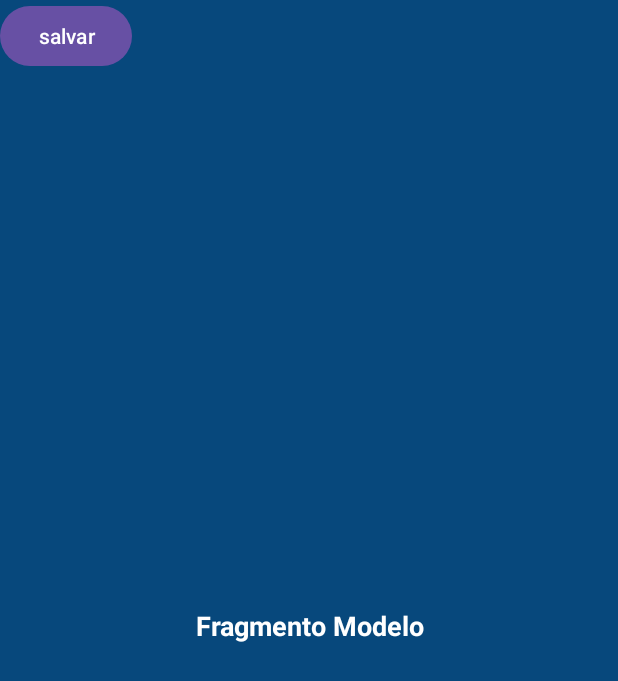
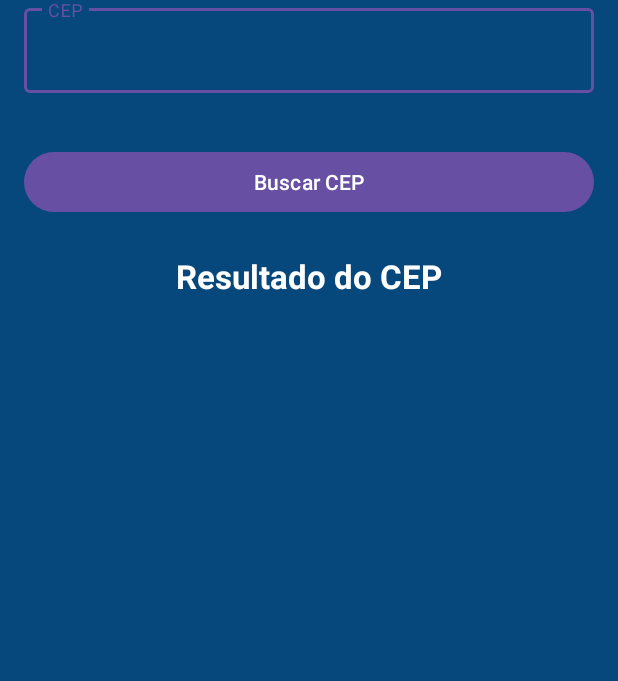
Before and after one commit to paulohddias/vvspdvmobile, an Android app: the fragment ModeloAzulFragment shown on its own in the app's theme, on a phone screen of 412 x 824 dp. Shown: the top 681 px of the screen. Run offline under Robolectric (Android 15) with nearby library versions, the phone set to English and light mode, and no system bars.

Commit message:
Usando API via cep direto no androis

```diff
--- a/appvvspdvmobile/app/src/main/java/devandroid/paulo/appvvspdvmobile/view/ModeloAzulFragment.java
+++ b/appvvspdvmobile/app/src/main/java/devandroid/paulo/appvvspdvmobile/view/ModeloAzulFragment.java
@@ -2,22 +2,35 @@ package devandroid.paulo.appvvspdvmobile.view;
 
 import android.content.res.ColorStateList;
 import android.graphics.Color;
+import android.os.AsyncTask;
 import android.os.Bundle;
 import android.view.LayoutInflater;
 import android.view.View;
 import android.view.ViewGroup;
 import android.widget.Button;
+import android.widget.EditText;
 import android.widget.TextView;
 
 import androidx.fragment.app.Fragment;
+
+import java.io.IOException;
+
 import devandroid.paulo.appvvspdvmobile.R;
+import devandroid.paulo.appvvspdvmobile.json.ApiClient;
+import devandroid.paulo.appvvspdvmobile.model.Cep;
+
+import com.google.gson.Gson;
 
 
 public class ModeloAzulFragment extends Fragment {
 
-    View view;
+    private View view;
 
-    Button btn;
+    private Button btnBuscaCep;
+
+    private EditText editCep;
+
+    private TextView responseTextView;
 
     public ModeloAzulFragment() {
     }
@@ -35,12 +48,43 @@ public class ModeloAzulFragment extends Fragment {
 
         view =  inflater.inflate(R.layout.fragment_azul, container, false);
 
-        TextView txtTitulo = view.findViewById(R.id.txtTitulo);
+        responseTextView = view.findViewById(R.id.responseTextView);
+        btnBuscaCep = view.findViewById(R.id.btnbuscacep);
+        editCep = view.findViewById(R.id.editcep);
 
-        txtTitulo.setTextColor(ColorStateList.valueOf(Color.WHITE));
+
+        btnBuscaCep.setOnClickListener(new View.OnClickListener() {
+            @Override
+            public void onClick(View view) {
+                String cep = editCep.getText().toString();
+
+                new ApiTask().execute("https://viacep.com.br/ws/"+cep+"/json/");
+
+            }
+        });
 
         return view;
     }
 
+    private class ApiTask extends AsyncTask<String, Void, String> {
+
+        @Override
+        protected String doInBackground(String... urls) {
+            try {
+                return ApiClient.getApiResponse(urls[0]);
+            } catch (IOException e) {
+                e.printStackTrace();
+                return "Error: " + e.getMessage();
+            }
+        }
+
+        @Override
+        protected void onPostExecute(String result) {
+            Gson gson = new Gson();
+            Cep cep = gson.fromJson(result, Cep.class);
+            responseTextView.setText(cep.getLogradouro().toString());
+        }
+    }
+
 
 }
--- a/appvvspdvmobile/app/src/main/res/layout/fragment_azul.xml
+++ b/appvvspdvmobile/app/src/main/res/layout/fragment_azul.xml
@@ -3,27 +3,55 @@
     android:layout_width="match_parent"
     android:layout_height="match_parent"
     android:background="#07487C"
-    tools:context=".ModeloAzulFragment">
+    tools:context="view.ModeloAzulFragment">
 
     <!-- Terceiro Passo -->
 
-    <TextView
-        android:id="@+id/txtTitulo"
+    <LinearLayout
         android:layout_width="match_parent"
-        android:layout_height="match_parent"
-        android:gravity="center"
-        android:layout_marginTop="10sp"
-        android:textSize="18sp"
-        android:textStyle="bold"
-        android:textColor="@color/colorPrimary"
-        android:text="@string/modelo_fragment" />
+        android:layout_height="wrap_content"
+        android:orientation="vertical">
 
-    <Button
-        android:id="@+id/bt10"
-        android:layout_width="wrap_content"
-        android:layout_height="wrap_content"
-        android:text="salvar"
-        />
+        <com.google.android.material.textfield.TextInputLayout
+            android:id="@+id/txtcep"
+            android:layout_width="match_parent"
+            android:layout_height="wrap_content"
+            android:layout_marginStart="16dp"
+            android:layout_marginEnd="16dp"
+            android:layout_weight="1">
+
+            <EditText
+                android:id="@+id/editcep"
+                android:layout_width="match_parent"
+                android:layout_height="wrap_content"
+                android:hint="@string/txt_cep"
+                android:inputType="text"
+                android:textColor="#ffff" />
+        </com.google.android.material.textfield.TextInputLayout>
+
+        <com.google.android.material.button.MaterialButton
+            android:id="@+id/btnbuscacep"
+            android:layout_width="match_parent"
+            android:layout_height="wrap_content"
+            android:layout_gravity="left"
+            android:layout_marginStart="16dp"
+            android:layout_marginTop="35dp"
+            android:layout_marginEnd="16dp"
+            android:text="@string/btn_busca_cep" />
+
+        <TextView
+            android:id="@+id/responseTextView"
+            android:layout_width="match_parent"
+            android:layout_height="wrap_content"
+            android:layout_marginStart="16dp"
+            android:layout_marginTop="24dp"
+            android:layout_marginEnd="16dp"
+            android:gravity="center_horizontal"
+            android:text="@string/txt_cep_resultado"
+            android:textColor="#ffff"
+            android:textSize="22sp"
+            android:textStyle="bold" />
+    </LinearLayout>
 
 
 </FrameLayout>
--- a/appvvspdvmobile/app/src/main/res/values/strings.xml
+++ b/appvvspdvmobile/app/src/main/res/values/strings.xml
@@ -23,4 +23,7 @@
     <string name="nav_header_desc">Navigation header</string>
     <string name="action_settings">Sair</string>
     <string name="modelo_fragment">Fragmento Modelo</string>
+    <string name="txt_cep">CEP</string>
+    <string name="btn_busca_cep">Buscar CEP</string>
+    <string name="txt_cep_resultado">Resultado do CEP</string>
 </resources>
```
Also changed, not shown: appvvspdvmobile/app/build.gradle.kts (+8 -0 lines), appvvspdvmobile/app/src/main/java/devandroid/paulo/appvvspdvmobile/json/ApiClient.java (added, +27 -0 lines), appvvspdvmobile/app/src/main/java/devandroid/paulo/appvvspdvmobile/model/Cep.java (added, +101 -0 lines).
